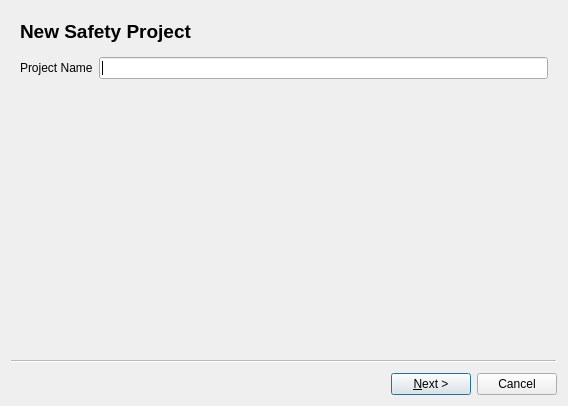
Above: application/new_project.ui from santosfamilyfoundation/TrafficGUIs before the change. Below: the same form after it.
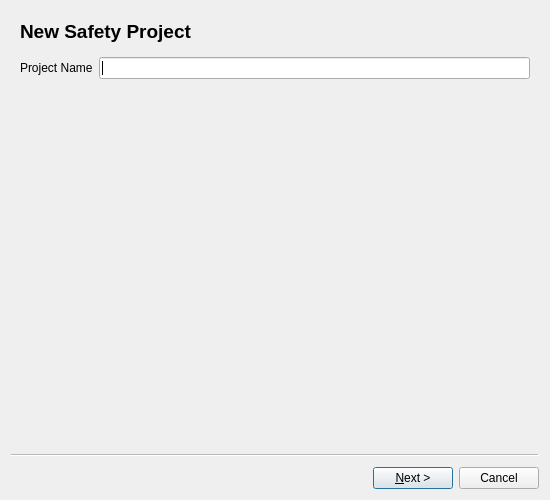
That is the form after the change.

Commit message:
Resolved small form fields with new_project.ui
Summary:

- Made the new_project.ui a bigger fixed size, so that the form fields
  could fit on the page without being squished

Resolves Issue 45

Tests:
Check out the screenshot of the new project UI that pops up

Diff of the .ui file:
```diff
--- a/application/new_project.ui
+++ b/application/new_project.ui
@@ -5,13 +5,11 @@
   <property name="windowModality">
    <enum>Qt::ApplicationModal</enum>
   </property>
-  <property name="geometry">
-   <rect>
-    <x>0</x>
-    <y>0</y>
-    <width>568</width>
-    <height>406</height>
-   </rect>
+  <property name="minimumSize">
+   <size>
+    <width>550</width>
+    <height>500</height>
+   </size>
   </property>
   <property name="windowTitle">
    <string>Create New Project</string>
```
Left out of the diff: 85 changed lines with no effect on the pictures. The commit also changes 1 other file.
